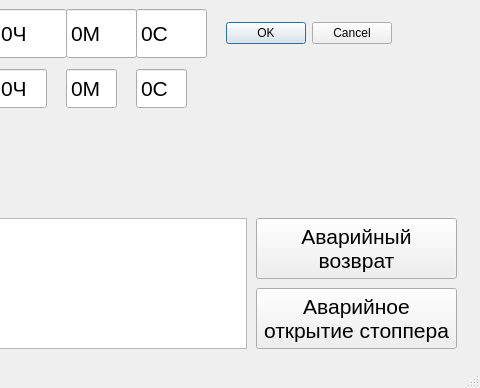
This is mainwindow.ui in beeleph/PanelRegata2 as Qt 5 draws it before an edit; both pictures show x 544 to 1024 and y 332 to 720 of the 1024 by 720 pixel window. The edited form follows.
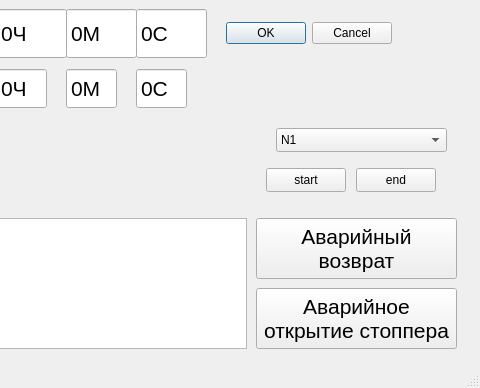
This is the edited form. Icons and pictures are not drawn. Custom widgets are drawn as their Qt base class.

What changed in the file:
```diff
--- a/mainwindow.ui
+++ b/mainwindow.ui
@@ -1604,6 +1604,57 @@
      <set>Qt::AlignRight|Qt::AlignTrailing|Qt::AlignVCenter</set>
     </property>
    </widget>
+   <widget class="QComboBox" name="testPathComboBox">
+    <property name="geometry">
+     <rect>
+      <x>820</x>
+      <y>460</y>
+      <width>171</width>
+      <height>24</height>
+     </rect>
+    </property>
+    <item>
+     <property name="text">
+      <string>N1</string>
+     </property>
+    </item>
+    <item>
+     <property name="text">
+      <string>N2</string>
+     </property>
+    </item>
+    <item>
+     <property name="text">
+      <string>G</string>
+     </property>
+    </item>
+   </widget>
+   <widget class="QPushButton" name="testStartButton">
+    <property name="geometry">
+     <rect>
+      <x>810</x>
+      <y>500</y>
+      <width>80</width>
+      <height>24</height>
+     </rect>
+    </property>
+    <property name="text">
+     <string>start</string>
+    </property>
+   </widget>
+   <widget class="QPushButton" name="testEndButton">
+    <property name="geometry">
+     <rect>
+      <x>900</x>
+      <y>500</y>
+      <width>80</width>
+      <height>24</height>
+     </rect>
+    </property>
+    <property name="text">
+     <string>end</string>
+    </property>
+   </widget>
    <zorder>uzvLabel</zorder>
    <zorder>N1Button</zorder>
    <zorder>N2Button</zorder>
```
Left out of the diff: 4 changed lines with no effect on the pictures.
